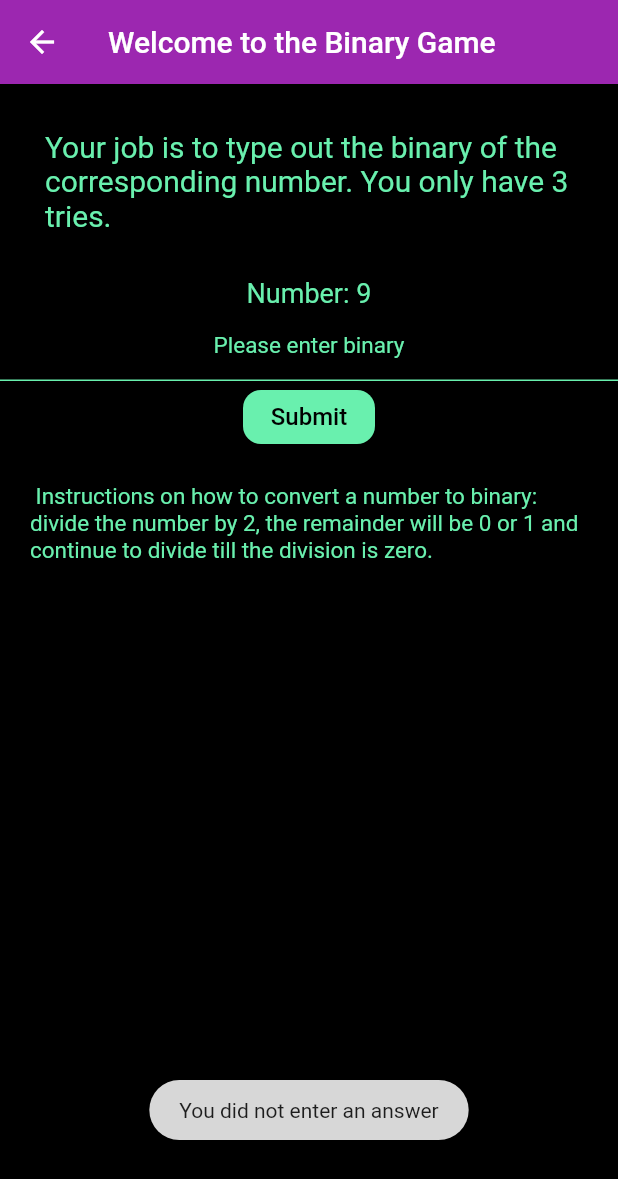
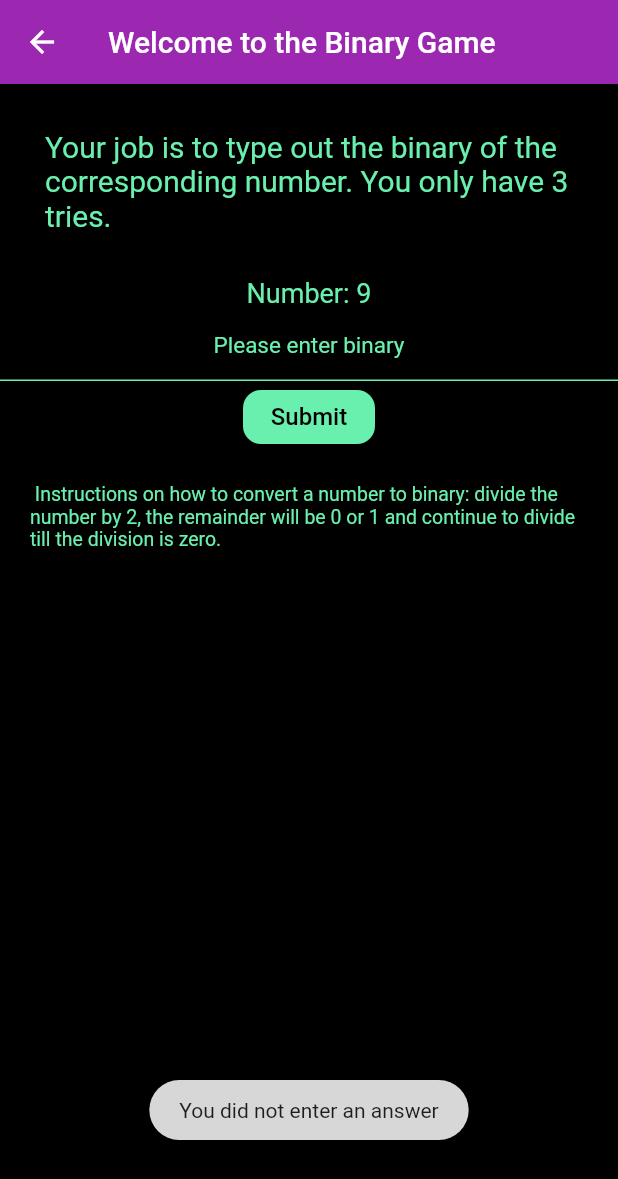
Before and after one commit to KimiHirano/Team5EOH2020, a Flutter app: the Room1BottomPage screen opened directly, after a tap on "Submit", on a phone screen of 412 x 824 dp. Shown: the top 1179 px of the screen. Run offline on Flutter 3.47's test engine with Material 2 defaults, Android fonts, the phone set to English and light mode, and no system bars; our stand-ins replace avatar_glow, fluttertoast; Roboto replaces fonts that are missing (RobotCrush).

Commit message:
game done

```diff
--- a/eoh_2020/lib/room1bottom.dart
+++ b/eoh_2020/lib/room1bottom.dart
@@ -88,7 +88,7 @@ class _Room1BottomPageState  extends State<Room1BottomPage>  {
                 ' Instructions on how to convert a number to binary: divide the number by 2, the remainder will be 0 or 1 and continue to divide till the division is zero.',
                 style: TextStyle(
                     fontFamily: 'RobotCrush',
-                    fontSize: 15.0,
+                    fontSize: 13.0,
                     color: Colors.greenAccent),
               ),
             ),
@@ -113,49 +113,35 @@ class _Room1BottomPageState  extends State<Room1BottomPage>  {
       return;
     }
 
-    numberOfTries++;
+  numberOfTries++;
 
-  if (guess != evar){
+  if(guess == evar){
+    makeToast("That's correct, you earn an E.");
+      setState((){
+        x = '20';
+        });
+      guessedbinary.clear();
+
+  }else if (guess == ovar) {
+       makeToast("That's correct, you earn an O.");
+    setState((){
+      x = '12';
+    });
+    guessedbinary.clear();
+
+  } else if (guess == hvar){
+    makeToast("That's correct, you earn an H. Congrats! You have collected all the letters. The projector turns on");
+    guessedbinary.clear();
+
+  } else if (guess != evar && guess != ovar && guess != hvar){
     if(numberOfTimes == numberOfTries){
-      makeToast('Aww you ran out of tries, but here is an E');
+      makeToast('Aww you ran out of tries, but here is an letter');
       numberOfTries = 0;
       guessedbinary.clear();
       return;
     }
     makeToast("Try again, your number of tries is $numberOfTries");
-  } else{
-    makeToast("That's correct, you earn an E.");
-      x = '20';
-      guessedbinary.clear();
   }
-
-  if (guess != ovar){
-    if(numberOfTimes == numberOfTries){
-      makeToast('Aww you ran out of tries, but here is an O');
-      numberOfTries = 0;
-      guessedbinary.clear();
-      return;
-    }
-      makeToast("Try again, your number of tries is $numberOfTries");
-  } else{
-    makeToast("That's correct, you earn an O.");
-    x = '12';
-    guessedbinary.clear();
-  }
-
- if (guess != hvar){
-   if(numberOfTimes == numberOfTries){
-      makeToast('Aww you ran out of tries, but here is an H');
-      numberOfTries = 0;
-      guessedbinary.clear();
-      return;
-    }
-      makeToast("Try again, your number of tries is $numberOfTries");
-  } else{
-    makeToast("That's correct, you earn an H. Congrats! You have collected all the letters. The projector turns on");
-    guessedbinary.clear();
-  }
-
   }
 
   void makeToast(String feedback) {
@@ -170,56 +156,3 @@ class _Room1BottomPageState  extends State<Room1BottomPage>  {
     return guessedbinary.text.isEmpty;
   }
 }
-
-
-
-// class _Room1BottomPageState extends State<Room1BottomPage> {
-//   @override
-//   Widget build(BuildContext context) {
-//     return Scaffold(
-//       body: Container(
-//         decoration: new BoxDecoration(color: Colors.white),
-//           child: Stack(
-//             children: <Widget>[
-//               Positioned.fill(
-//                 child: Align(
-//                   alignment: Alignment.bottomCenter,
-//                   child: inputText((String text){
-//                       print(text);
-//                   }),
-//                 ),
-//               ),
-//               // Positioned.fill(
-//               //   child: Align(
-//               //     alignment: Alignment.topCenter,
-//               //     child: FloatingActionButton(
-//               //       heroTag: 'Up',
-//               //       onPressed: () {
-//               //         Navigator.pop(context);
-//               //       },
-//               //       tooltip: 'Up',
-//               //       child: Icon(Icons.keyboard_arrow_up),
-//               //     ),
-//               //   ),
-//               // ),
-//             ],
-//         ),
-//       ),
-//     );
-//   }
-// }
-
-// Widget inputText(Function doSomething) {
-//   return Column(
-//     children: [
-//       Container(
-//         width: 200,
-//         child: TextField(
-//           onChanged: (text) {
-//             doSomething(text);
-//           },
-//         ),
-//       )
-//     ],
-//   );
-// }
```
